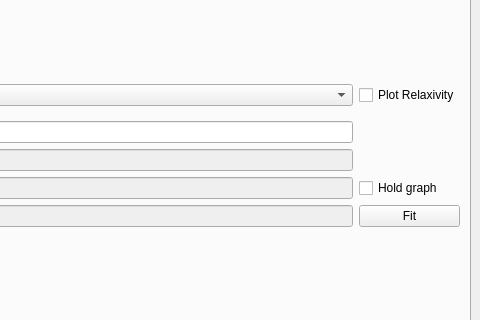
First picture: the form in mainWindow.ui, repository diont17/processCPMG-vT, before the edit; both pictures show x 570 to 1050 and y 295 to 615 of the 1050 by 871 pixel window.
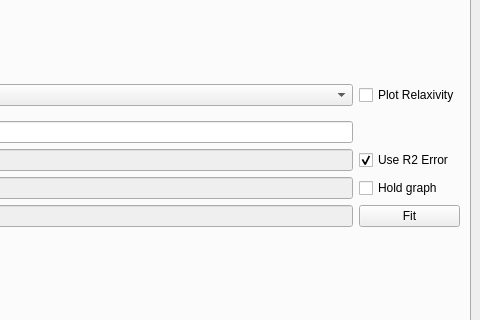
Second picture: the form after the edit. The open tabs and pages were chosen to show the change.

The edit to the form file:
```diff
--- a/mainWindow.ui
+++ b/mainWindow.ui
@@ -296,6 +296,16 @@
               </property>
              </widget>
             </item>
+            <item row="2" column="2">
+             <widget class="QCheckBox" name="chkUseFitError">
+              <property name="text">
+               <string>Use R2 Error</string>
+              </property>
+              <property name="checked">
+               <bool>true</bool>
+              </property>
+             </widget>
+            </item>
            </layout>
           </item>
          </layout>
```
Left out of the diff: 2 changed lines with no effect on the pictures.
